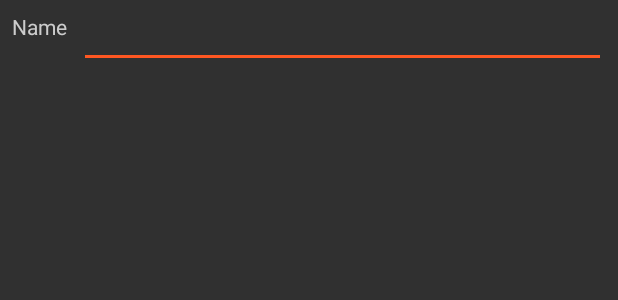
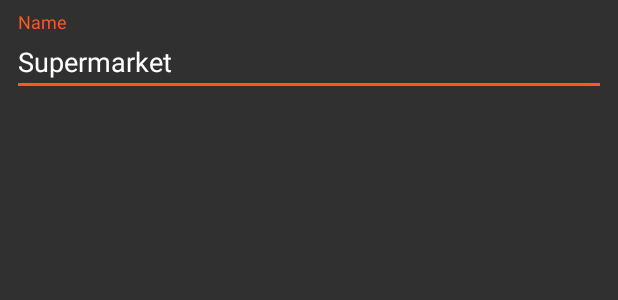
Before and after one commit to AplusKminus/ispork, an Android app: the layout activity_payee_edit.xml on its own in the app's theme, with its tools: preview values and no code run, on a phone screen of 412 x 824 dp. Shown: the top 300 px of the screen. Run offline under Robolectric (Android 15) with nearby library versions, the phone set to English and light mode, and no system bars.

Commit message:
#15 Replace label+EditText with material design widget TextInputLayout

```diff
--- a/app/src/main/res/layout/activity_payee_edit.xml
+++ b/app/src/main/res/layout/activity_payee_edit.xml
@@ -1,28 +1,28 @@
 <?xml version="1.0" encoding="utf-8"?>
 <androidx.constraintlayout.widget.ConstraintLayout xmlns:android="http://schemas.android.com/apk/res/android"
   xmlns:app="http://schemas.android.com/apk/res-auto"
+  xmlns:tools="http://schemas.android.com/tools"
   android:layout_width="match_parent"
   android:layout_height="match_parent">
 
-  <TextView
-    android:id="@+id/transaction_edit_amount_label"
-    android:layout_width="wrap_content"
+  <com.google.android.material.textfield.TextInputLayout
+    android:id="@+id/payee_edit_name_layout"
+    android:layout_width="match_parent"
     android:layout_height="wrap_content"
-    android:layout_marginStart="8dp"
     android:layout_marginTop="8dp"
-    android:text="@string/name"
-    app:layout_constraintStart_toStartOf="parent"
-    app:layout_constraintTop_toTopOf="parent" />
-
-  <EditText
-    android:id="@+id/payee_edit_name_field"
-    android:layout_width="0dp"
-    android:layout_height="wrap_content"
     android:layout_marginEnd="8dp"
     android:layout_marginStart="8dp"
-    android:inputType="textPersonName"
-    app:layout_constraintEnd_toEndOf="parent"
-    app:layout_constraintStart_toEndOf="@+id/transaction_edit_amount_label"
-    app:layout_constraintTop_toTopOf="parent" />
+    android:hint="@string/name"
+    app:layout_constraintStart_toStartOf="parent"
+    app:layout_constraintTop_toTopOf="parent"
+    app:layout_constraintEnd_toEndOf="parent">
+
+    <com.google.android.material.textfield.TextInputEditText
+      android:id="@+id/payee_edit_name_field"
+      android:layout_width="match_parent"
+      android:layout_height="wrap_content"
+      android:inputType="textPersonName"
+      tools:text="Supermarket" />
+  </com.google.android.material.textfield.TextInputLayout>
 
 </androidx.constraintlayout.widget.ConstraintLayout>
```
Also changed, not shown: app/src/main/res/layout/activity_account_edit.xml (+17 -18 lines), app/src/main/res/layout/activity_category_edit.xml (+16 -16 lines), app/src/main/res/layout/activity_transaction_edit.xml (+13 -6 lines), app/src/main/res/layout/category_annotation_edit_fragment.xml (+15 -9 lines), app/src/main/res/layout/sub_transaction_edit_fragment.xml (+16 -10 lines).
